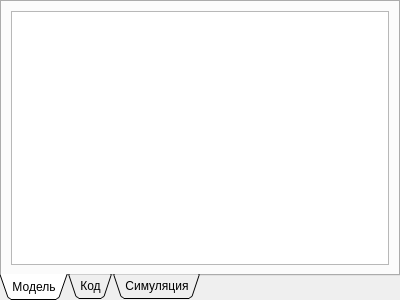
This is document.ui in alekseyl1992/qmb as Qt 5 draws it before an edit. The edited form follows.
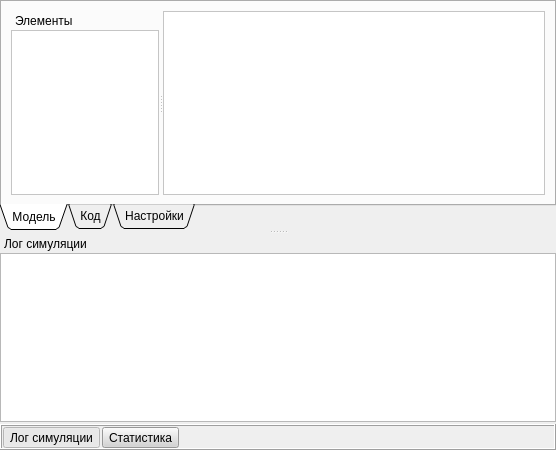
This is the edited form. The open tabs and pages were chosen to show the change.

Commit message: Доработал интерфейс

```diff
--- a/document.ui
+++ b/document.ui
@@ -6,18 +6,28 @@
    <rect>
     <x>0</x>
     <y>0</y>
-    <width>400</width>
-    <height>300</height>
+    <width>556</width>
+    <height>450</height>
    </rect>
   </property>
   <property name="windowTitle">
    <string>Модель</string>
   </property>
   <layout class="QGridLayout" name="gridLayout">
+   <property name="verticalSpacing">
+    <number>2</number>
+   </property>
    <property name="margin">
     <number>0</number>
    </property>
    <item row="0" column="0">
+    <widget class="QSplitter" name="splitter_2">
+     <property name="orientation">
+      <enum>Qt::Vertical</enum>
+     </property>
+     <property name="childrenCollapsible">
+      <bool>false</bool>
+     </property>
     <widget class="QTabWidget" name="tabWidget">
      <property name="tabPosition">
       <enum>QTabWidget::South</enum>
@@ -33,11 +43,152 @@
        <string>Модель</string>
       </attribute>
       <layout class="QHBoxLayout" name="horizontalLayout">
-       <property name="sizeConstraint">
-        <enum>QLayout::SetMaximumSize</enum>
-       </property>
        <item>
+         <widget class="QSplitter" name="splitter">
+          <property name="palette">
+           <palette>
+            <active>
+             <colorrole role="Button">
+              <brush brushstyle="SolidPattern">
+               <color alpha="255">
+                <red>255</red>
+                <green>255</green>
+                <blue>255</blue>
+               </color>
+              </brush>
+             </colorrole>
+             <colorrole role="Base">
+              <brush brushstyle="SolidPattern">
+               <color alpha="255">
+                <red>255</red>
+                <green>255</green>
+                <blue>255</blue>
+               </color>
+              </brush>
+             </colorrole>
+             <colorrole role="Window">
+              <brush brushstyle="SolidPattern">
+               <color alpha="255">
+                <red>255</red>
+                <green>255</green>
+                <blue>255</blue>
+               </color>
+              </brush>
+             </colorrole>
+            </active>
+            <inactive>
+             <colorrole role="Button">
+              <brush brushstyle="SolidPattern">
+               <color alpha="255">
+                <red>255</red>
+                <green>255</green>
+                <blue>255</blue>
+               </color>
+              </brush>
+             </colorrole>
+             <colorrole role="Base">
+              <brush brushstyle="SolidPattern">
+               <color alpha="255">
+                <red>255</red>
+                <green>255</green>
+                <blue>255</blue>
+               </color>
+              </brush>
+             </colorrole>
+             <colorrole role="Window">
+              <brush brushstyle="SolidPattern">
+               <color alpha="255">
+                <red>255</red>
+                <green>255</green>
+                <blue>255</blue>
+               </color>
+              </brush>
+             </colorrole>
+            </inactive>
+            <disabled>
+             <colorrole role="Button">
+              <brush brushstyle="SolidPattern">
+               <color alpha="255">
+                <red>255</red>
+                <green>255</green>
+                <blue>255</blue>
+               </color>
+              </brush>
+             </colorrole>
+             <colorrole role="Base">
+              <brush brushstyle="SolidPattern">
+               <color alpha="255">
+                <red>255</red>
+                <green>255</green>
+                <blue>255</blue>
+               </color>
+              </brush>
+             </colorrole>
+             <colorrole role="Window">
+              <brush brushstyle="SolidPattern">
+               <color alpha="255">
+                <red>255</red>
+                <green>255</green>
+                <blue>255</blue>
+               </color>
+              </brush>
+             </colorrole>
+            </disabled>
+           </palette>
+          </property>
+          <property name="orientation">
+           <enum>Qt::Horizontal</enum>
+          </property>
+          <widget class="QDockWidget" name="toolsDock">
+           <property name="sizePolicy">
+            <sizepolicy hsizetype="Preferred" vsizetype="Preferred">
+             <horstretch>0</horstretch>
+             <verstretch>0</verstretch>
+            </sizepolicy>
+           </property>
+           <property name="minimumSize">
+            <size>
+             <width>120</width>
+             <height>113</height>
+            </size>
+           </property>
+           <property name="maximumSize">
+            <size>
+             <width>148</width>
+             <height>524287</height>
+            </size>
+           </property>
+           <property name="features">
+            <set>QDockWidget::DockWidgetMovable</set>
+           </property>
+           <property name="windowTitle">
+            <string>Элементы</string>
+           </property>
+           <widget class="QWidget" name="dockWidgetContents">
+            <layout class="QGridLayout" name="gridLayout_6">
+             <property name="margin">
+              <number>0</number>
+             </property>
+             <item row="0" column="0">
+              <widget class="QTreeView" name="toolsView">
+               <property name="sizePolicy">
+                <sizepolicy hsizetype="Fixed" vsizetype="Expanding">
+                 <horstretch>0</horstretch>
+                 <verstretch>0</verstretch>
+                </sizepolicy>
+               </property>
+              </widget>
+             </item>
+            </layout>
+           </widget>
+          </widget>
         <widget class="QGraphicsView" name="graphicsView">
+           <property name="sizePolicy">
+            <sizepolicy hsizetype="Expanding" vsizetype="Expanding">
+             <horstretch>0</horstretch>
+             <verstretch>0</verstretch>
+            </sizepolicy>
+           </property>
          <property name="mouseTracking">
           <bool>false</bool>
          </property>
@@ -51,6 +202,7 @@
           <enum>QGraphicsView::FullViewportUpdate</enum>
          </property>
         </widget>
+         </widget>
        </item>
       </layout>
      </widget>
@@ -66,10 +218,8 @@
      </widget>
      <widget class="QWidget" name="simulationTab">
       <attribute name="title">
-       <string>Симуляция</string>
-      </attribute>
-      <layout class="QGridLayout" name="gridLayout_5">
-       <item row="0" column="0">
+        <string>Настройки</string>
+       </attribute>
         <widget class="QGroupBox" name="optionsGroup">
          <property name="sizePolicy">
           <sizepolicy hsizetype="Expanding" vsizetype="Expanding">
@@ -98,29 +248,33 @@
             </property>
            </widget>
           </item>
-         </layout>
-        </widget>
-       </item>
-       <item row="1" column="0">
-        <widget class="QGroupBox" name="simultationLogGroup">
-         <property name="sizePolicy">
-          <sizepolicy hsizetype="Expanding" vsizetype="Expanding">
-           <horstretch>0</horstretch>
-           <verstretch>0</verstretch>
-          </sizepolicy>
-         </property>
-         <property name="title">
-          <string>Процесс симуляции</string>
-         </property>
-         <layout class="QVBoxLayout" name="verticalLayout">
-          <item>
+         <item row="0" column="0">
+          <widget class="QWidget" name="widget" native="true"/>
+         </item>
+        </layout>
+       </widget>
+      </widget>
+     </widget>
+     <widget class="QDockWidget" name="logDock">
+      <property name="minimumSize">
+       <size>
+        <width>109</width>
+        <height>135</height>
+       </size>
+      </property>
+      <property name="features">
+       <set>QDockWidget::NoDockWidgetFeatures</set>
+      </property>
+      <property name="windowTitle">
+       <string>Лог симуляции</string>
+      </property>
+      <widget class="QWidget" name="dockWidgetContents_3">
+       <layout class="QGridLayout" name="gridLayout_2">
+        <property name="margin">
+         <number>0</number>
+        </property>
+        <item row="0" column="0">
            <widget class="QTextEdit" name="simulationLog">
-            <property name="sizePolicy">
-             <sizepolicy hsizetype="Expanding" vsizetype="Expanding">
-              <horstretch>0</horstretch>
-              <verstretch>0</verstretch>
-             </sizepolicy>
-            </property>
             <property name="textInteractionFlags">
              <set>Qt::TextSelectableByKeyboard|Qt::TextSelectableByMouse</set>
             </property>
@@ -128,9 +282,98 @@
           </item>
          </layout>
         </widget>
-       </item>
-      </layout>
-     </widget>
+     </widget>
+    </widget>
+   </item>
+   <item row="1" column="0">
+    <widget class="QFrame" name="statusBar">
+     <property name="sizePolicy">
+      <sizepolicy hsizetype="Preferred" vsizetype="Fixed">
+       <horstretch>0</horstretch>
+       <verstretch>0</verstretch>
+      </sizepolicy>
+     </property>
+     <property name="frameShape">
+      <enum>QFrame::Box</enum>
+     </property>
+     <property name="frameShadow">
+      <enum>QFrame::Raised</enum>
+     </property>
+     <layout class="QFormLayout" name="formLayout">
+      <property name="horizontalSpacing">
+       <number>2</number>
+      </property>
+      <property name="verticalSpacing">
+       <number>0</number>
+      </property>
+      <property name="leftMargin">
+       <number>1</number>
+      </property>
+      <property name="topMargin">
+       <number>1</number>
+      </property>
+      <property name="rightMargin">
+       <number>0</number>
+      </property>
+      <property name="bottomMargin">
+       <number>0</number>
+      </property>
+      <item row="0" column="0">
+       <widget class="QToolButton" name="logButton">
+        <property name="styleSheet">
+         <string notr="true">QToolButton:checked
+{
+	background-color: rgb(255, 255, 255);
+}
+QToolButton
+{
+	background-color: lightgray;
+}</string>
+        </property>
+        <property name="text">
+         <string>Лог симуляции</string>
+        </property>
+        <property name="shortcut">
+         <string>Ctrl+L</string>
+        </property>
+        <property name="checkable">
+         <bool>true</bool>
+        </property>
+        <property name="checked">
+         <bool>true</bool>
+        </property>
+        <property name="popupMode">
+         <enum>QToolButton::DelayedPopup</enum>
+        </property>
+        <property name="toolButtonStyle">
+         <enum>Qt::ToolButtonTextOnly</enum>
+        </property>
+        <property name="autoRaise">
+         <bool>false</bool>
+        </property>
+       </widget>
+      </item>
+      <item row="0" column="1">
+       <widget class="QToolButton" name="toolButton">
+        <property name="styleSheet">
+         <string notr="true">QToolButton:checked
+{
+	background-color: rgb(255, 255, 255);
+}
+QToolButton
+{
+	background-color: lightgray;
+}</string>
+        </property>
+        <property name="text">
+         <string>Статистика</string>
+        </property>
+        <property name="checkable">
+         <bool>true</bool>
+        </property>
+       </widget>
+      </item>
+     </layout>
     </widget>
    </item>
   </layout>
```
Left out of the diff: 16 changed lines with no effect on the pictures. Lines whose indentation alone changed are shown as unchanged. The commit also changes 4 other files.
